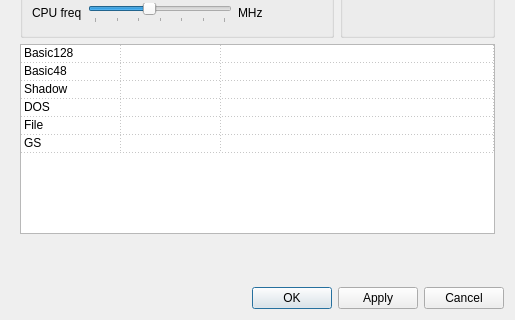
Before: the Qt Designer form ui/setupwin.ui in samstyle/Xpeccy, drawn with Qt 5; both pictures show x 0 to 515 and y 142 to 462 of the 515 by 462 pixel window.
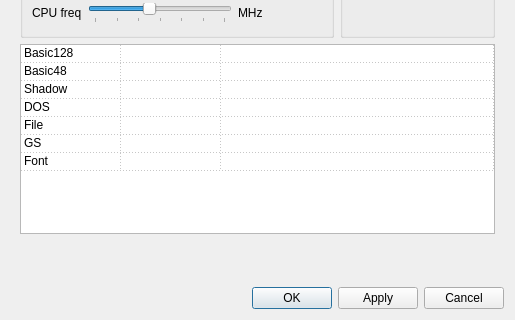
After: the same form once the commit is applied. Icons and pictures are not drawn.

What changed in the file:
```diff
--- a/ui/setupwin.ui
+++ b/ui/setupwin.ui
@@ -277,7 +277,7 @@
               <enum>Qt::DotLine</enum>
              </property>
              <property name="rowCount">
-              <number>6</number>
+              <number>7</number>
              </property>
              <property name="columnCount">
               <number>3</number>
@@ -306,6 +306,7 @@
              <row/>
              <row/>
              <row/>
+             <row/>
              <column/>
              <column/>
              <column/>
@@ -339,6 +340,11 @@
                <string>GS</string>
               </property>
              </item>
+             <item row="6" column="0">
+              <property name="text">
+               <string>Font</string>
+              </property>
+             </item>
             </widget>
            </item>
           </layout>
```
